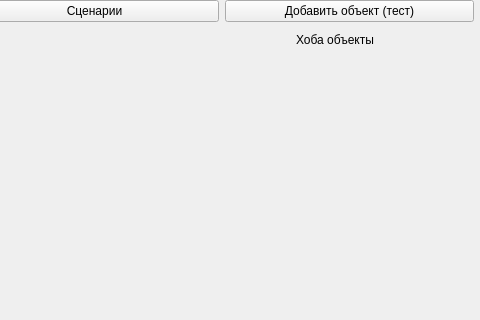
The window that src/mainwindow.ui (IlchenkoVasily/seye) describes before a commit, drawn with Qt 5; both pictures show x 800 to 1280 and y 0 to 320 of the 1280 by 720 pixel window.
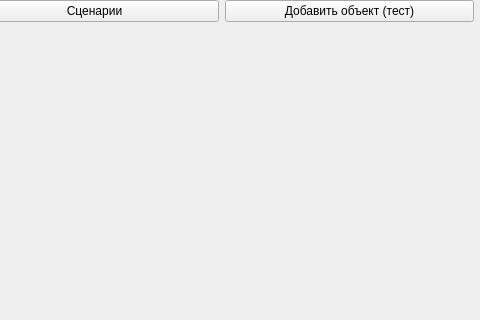
The same window after the commit. The open tabs and pages were chosen to show the change.

Commit message: Добавил переключение между боковыми виджетами по кнопкам "Объекты/Зоны"

```diff
--- a/src/mainwindow.ui
+++ b/src/mainwindow.ui
@@ -143,35 +143,6 @@
          <property name="currentIndex">
           <number>0</number>
          </property>
-         <widget class="QWidget" name="page">
-          <layout class="QVBoxLayout" name="verticalLayout_2">
-           <item>
-            <widget class="QLabel" name="label_2">
-             <property name="text">
-              <string>Хоба полигоны</string>
-             </property>
-            </widget>
-           </item>
-           <item>
-            <widget class="QTableView" name="polygonView"/>
-           </item>
-          </layout>
-         </widget>
-         <widget class="QWidget" name="page_2">
-          <widget class="QLabel" name="label">
-           <property name="geometry">
-            <rect>
-             <x>90</x>
-             <y>10</y>
-             <width>101</width>
-             <height>16</height>
-            </rect>
-           </property>
-           <property name="text">
-            <string>Хоба объекты</string>
-           </property>
-          </widget>
-         </widget>
         </widget>
        </item>
       </layout>
```
Left out of the diff: 2 changed lines with no effect on the pictures. The commit also changes 4 other files.
